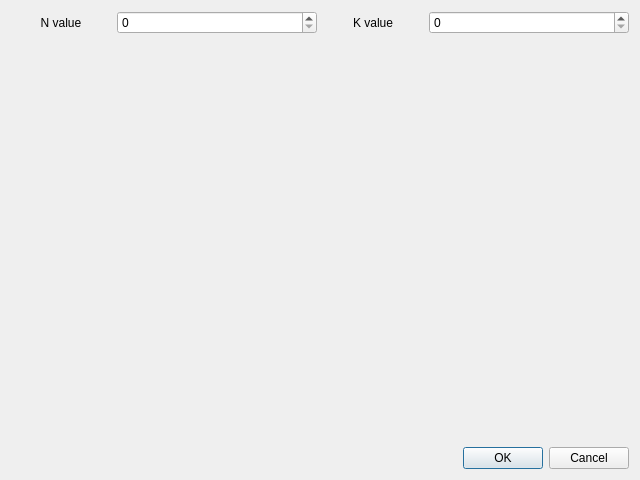
First picture: the form in dither_dialog.ui, repository parzygnat/cg_project_1, before the edit.
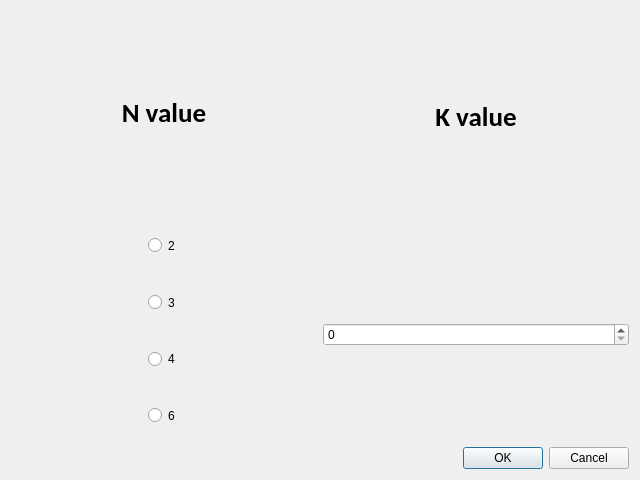
Second picture: the form after the edit.

What changed in the file:
```diff
--- a/dither_dialog.ui
+++ b/dither_dialog.ui
@@ -15,9 +15,19 @@
   </property>
   <layout class="QVBoxLayout" name="verticalLayout">
    <item>
-    <layout class="QHBoxLayout" name="horizontalLayout" stretch="1,2,1,2">
+    <layout class="QHBoxLayout" name="horizontalLayout" stretch="3,3">
+     <item>
+      <layout class="QVBoxLayout" name="verticalLayout_2" stretch="4,1,1,1,1">
      <item>
       <widget class="QLabel" name="label">
+         <property name="font">
+          <font>
+           <family>Carlito</family>
+           <pointsize>20</pointsize>
+           <weight>75</weight>
+           <bold>true</bold>
+          </font>
+         </property>
        <property name="text">
         <string>N value</string>
        </property>
@@ -26,11 +36,72 @@
        </property>
       </widget>
      </item>
+       <item alignment="Qt::AlignHCenter">
+        <widget class="QRadioButton" name="radioButton_2">
+         <property name="sizePolicy">
+          <sizepolicy hsizetype="Expanding" vsizetype="Expanding">
+           <horstretch>0</horstretch>
+           <verstretch>0</verstretch>
+          </sizepolicy>
+         </property>
+         <property name="text">
+          <string>2</string>
+         </property>
+        </widget>
+       </item>
+       <item alignment="Qt::AlignHCenter">
+        <widget class="QRadioButton" name="radioButton_3">
+         <property name="sizePolicy">
+          <sizepolicy hsizetype="Minimum" vsizetype="Expanding">
+           <horstretch>0</horstretch>
+           <verstretch>0</verstretch>
+          </sizepolicy>
+         </property>
+         <property name="text">
+          <string>3</string>
+         </property>
+        </widget>
+       </item>
+       <item alignment="Qt::AlignHCenter">
+        <widget class="QRadioButton" name="radioButton_4">
+         <property name="sizePolicy">
+          <sizepolicy hsizetype="Minimum" vsizetype="Expanding">
+           <horstretch>0</horstretch>
+           <verstretch>0</verstretch>
+          </sizepolicy>
+         </property>
+         <property name="text">
+          <string>4</string>
+         </property>
+        </widget>
+       </item>
+       <item alignment="Qt::AlignHCenter">
+        <widget class="QRadioButton" name="radioButton_6">
+         <property name="sizePolicy">
+          <sizepolicy hsizetype="Minimum" vsizetype="Expanding">
+           <horstretch>0</horstretch>
+           <verstretch>0</verstretch>
+          </sizepolicy>
+         </property>
+         <property name="text">
+          <string>6</string>
+         </property>
+        </widget>
+       </item>
+      </layout>
+     </item>
      <item>
-      <widget class="QSpinBox" name="spinBox"/>
-     </item>
+      <layout class="QVBoxLayout" name="verticalLayout_3" stretch="1,1">
      <item>
       <widget class="QLabel" name="label_2">
+         <property name="font">
+          <font>
+           <family>Carlito</family>
+           <pointsize>20</pointsize>
+           <weight>75</weight>
+           <bold>true</bold>
+          </font>
+         </property>
        <property name="text">
         <string>K value</string>
        </property>
@@ -39,8 +110,17 @@
        </property>
       </widget>
      </item>
-     <item>
-      <widget class="QSpinBox" name="spinBox_2"/>
+       <item alignment="Qt::AlignVCenter">
+        <widget class="QSpinBox" name="spinBox">
+         <property name="sizePolicy">
+          <sizepolicy hsizetype="Expanding" vsizetype="Expanding">
+           <horstretch>0</horstretch>
+           <verstretch>0</verstretch>
+          </sizepolicy>
+         </property>
+        </widget>
+       </item>
+      </layout>
      </item>
     </layout>
    </item>
```
Left out of the diff: 2 changed lines with no effect on the pictures. Lines whose indentation alone changed are shown as unchanged.
